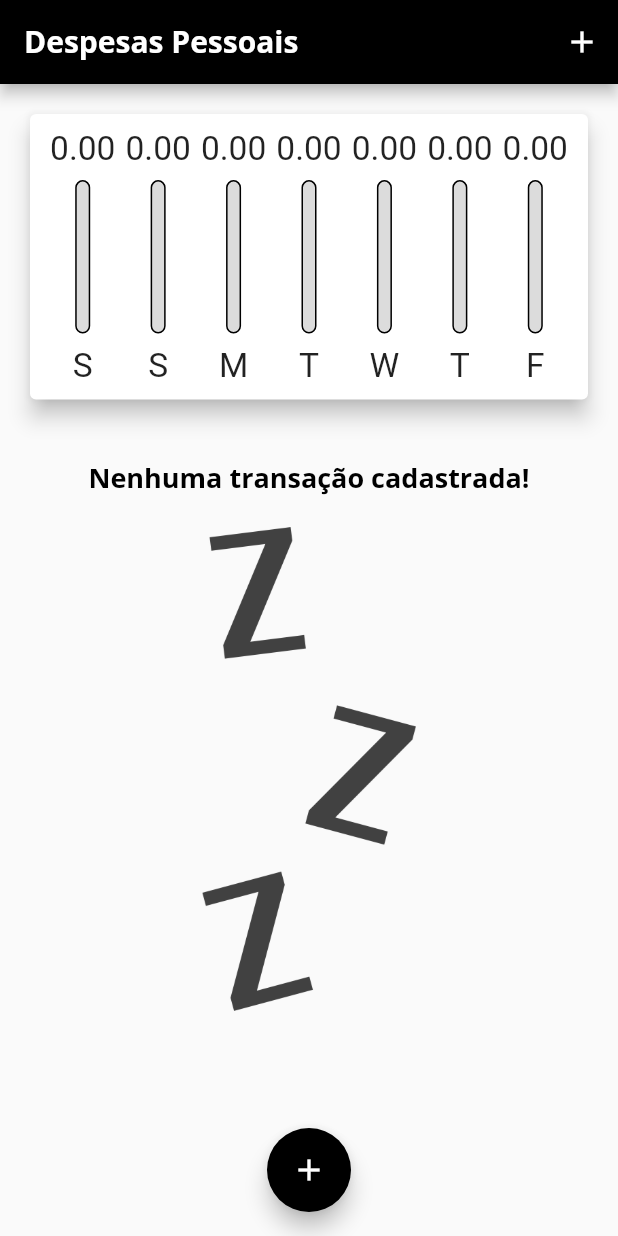
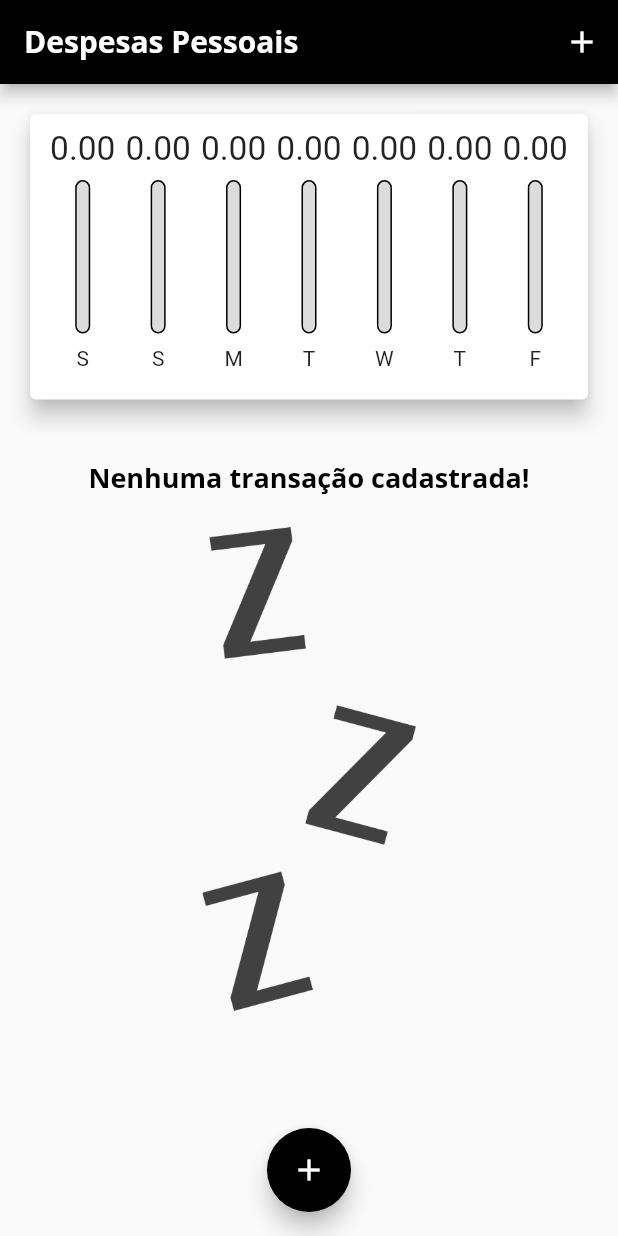
Before and after one commit to victorb132/expenses, a Flutter app: the screen it shows after launch, on a phone screen of 412 x 824 dp. Run offline on Flutter 3.47's test engine with Material 2 defaults, Android fonts, the phone set to English and light mode, and no system bars.

Commit message:
fix/fitted-text

```diff
--- a/lib/components/chart_bar.dart
+++ b/lib/components/chart_bar.dart
@@ -56,9 +56,7 @@ class ChartBar extends StatelessWidget {
             SizedBox(height: constraints.maxHeight * 0.05),
             SizedBox(
               height: constraints.maxHeight * 0.15,
-              child: FittedBox(
-                child: Text(label),
-              ),
+              child: Text(label),
             ),
           ],
         );
```
